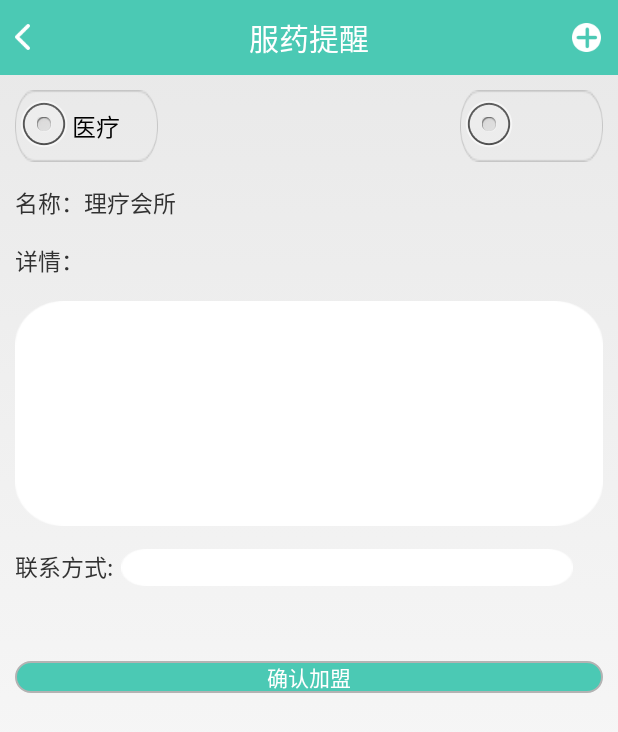
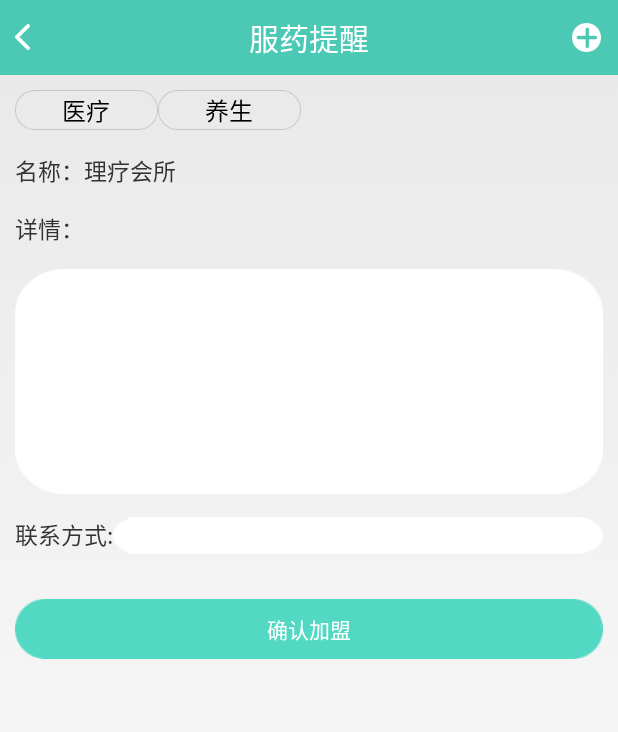
Before and after one commit to 123xuan456/BigHealt, an Android app: the CooparateActivity screen opened directly, with no data from a screen before it, on a phone screen of 412 x 824 dp. Shown: the top 732 px of the screen. Run offline under Robolectric (Android 15) with nearby library versions, the phone set to English and light mode, and no system bars.

Commit message:
mhysa提交

```diff
--- a/app/src/main/res/drawable/biankuang_yuan_blue.xml
+++ b/app/src/main/res/drawable/biankuang_yuan_blue.xml
@@ -4,5 +4,5 @@
     <stroke
         android:width="1dp"
         android:color="#b3b3b3" />
-    <corners android:radius="25dp"  ></corners>
+    <corners android:radius="15dp"  ></corners>
 </shape>
--- /dev/null
+++ b/app/src/main/res/drawable/button_selector.xml
@@ -0,0 +1,13 @@
+<?xml version="1.0" encoding="utf-8"?>
+<selector xmlns:android="http://schemas.android.com/apk/res/android" >
+    <item
+        android:state_pressed="true"
+        android:drawable="@drawable/button_deep"
+        >
+    </item>
+    <item android:state_pressed="false"
+        android:drawable="@drawable/button_light"
+        >
+
+    </item>
+</selector>
--- a/app/src/main/res/drawable/radiobutton_selector.xml
+++ b/app/src/main/res/drawable/radiobutton_selector.xml
@@ -3,11 +3,13 @@
 
     <item
         android:state_selected="true"
+        android:state_checked="true"
         android:drawable="@drawable/red_circle"
         >
     </item>
     <item
         android:state_selected="false"
+        android:state_checked="false"
         android:drawable="@drawable/white_circle"
         />
 </selector>
--- a/app/src/main/res/layout/activity_cooparate.xml
+++ b/app/src/main/res/layout/activity_cooparate.xml
@@ -20,24 +20,26 @@
             android:orientation="horizontal"
             android:layout_marginTop="10dp"
             >
-            <RelativeLayout
-                android:layout_width="match_parent"
-                android:layout_height="wrap_content">
                 <RadioButton
                     android:layout_width="wrap_content"
                     android:layout_height="wrap_content"
                     android:background="@drawable/radiobutton_selector"
                     android:id="@+id/rb_medical"
                     android:text="医疗"
+                    android:gravity="center"
+                    android:checked="true"
+                    android:button="@null"
                     />
                 <RadioButton
                     android:layout_width="wrap_content"
                     android:layout_height="wrap_content"
                     android:layout_alignParentRight="true"
+                    android:text="养生"
+                    android:gravity="center"
                     android:id="@+id/nourishing"
                     android:background="@drawable/radiobutton_selector"
+                    android:button="@null"
                     />
-            </RelativeLayout>
         </RadioGroup>
         <TextView
             android:layout_width="wrap_content"
@@ -73,27 +75,33 @@
                 android:id="@+id/tv_Tel"
                 android:textSize="15sp"
                 />
+            <RelativeLayout
+                android:layout_width="wrap_content"
+                android:layout_height="wrap_content"
+                android:background="@drawable/write_comment"
+                android:layout_toRightOf="@+id/tv_Tel"
+                >
             <EditText
                 android:layout_width="match_parent"
                 android:layout_alignParentRight="true"
                 android:layout_marginRight="20dp"
                 android:layout_height="wrap_content"
                 android:id="@+id/et_tel"
-                android:layout_toRightOf="@+id/tv_Tel"
-                android:background="@drawable/write_comment"
-                android:layout_marginLeft="5dp"
+                android:background="#ffffff"
+                android:layout_marginLeft="10dp"
                 />
+            </RelativeLayout>
 
         </RelativeLayout>
         <Button
             android:layout_width="match_parent"
-            android:layout_height="wrap_content"
+            android:layout_height="40dp"
             android:id="@+id/btn_cooperate"
             android:text="确认加盟"
             android:textColor="#ffffff"
-            android:layout_marginTop="50dp"
+            android:layout_marginTop="30dp"
             android:layout_gravity="center_horizontal"
-            android:background="@drawable/biankuang_yuan_blue"
+            android:background="@drawable/button_selector"
             />
     </LinearLayout>
 </LinearLayout>
```
Also changed, not shown: app/src/main/res/drawable-xhdpi/button_deep.png (added), app/src/main/res/drawable-xhdpi/button_light.png (added), app/src/main/res/mipmap-xhdpi/button.png (added), app/src/main/res/mipmap-xhdpi/button_light.png (added).
